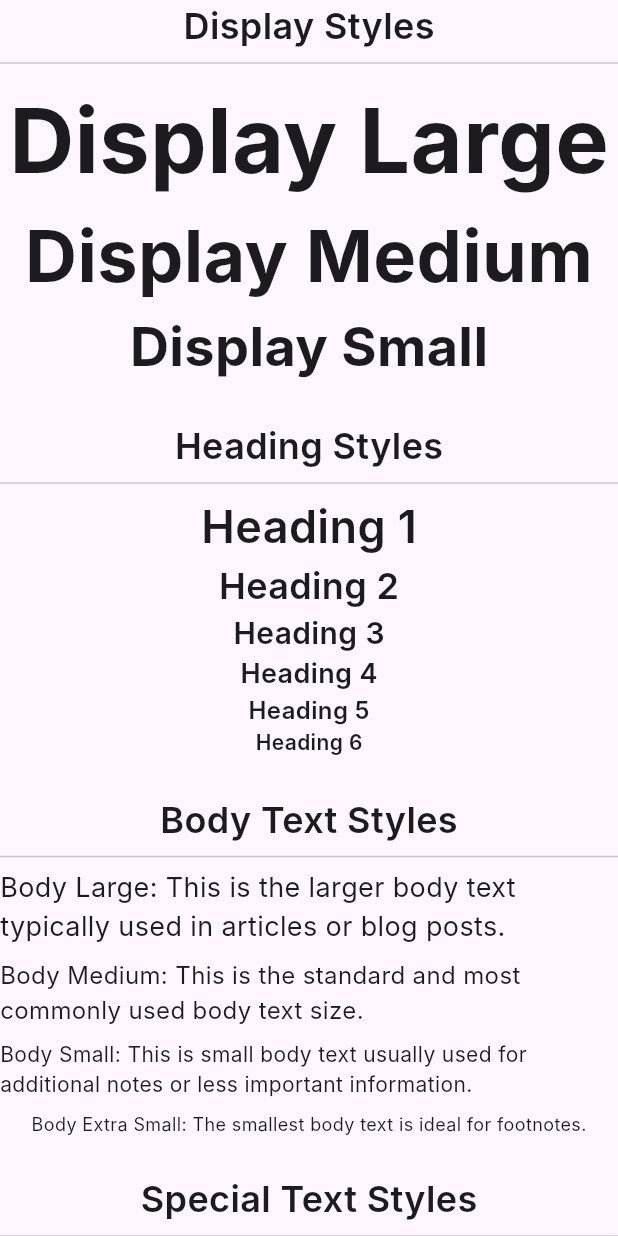
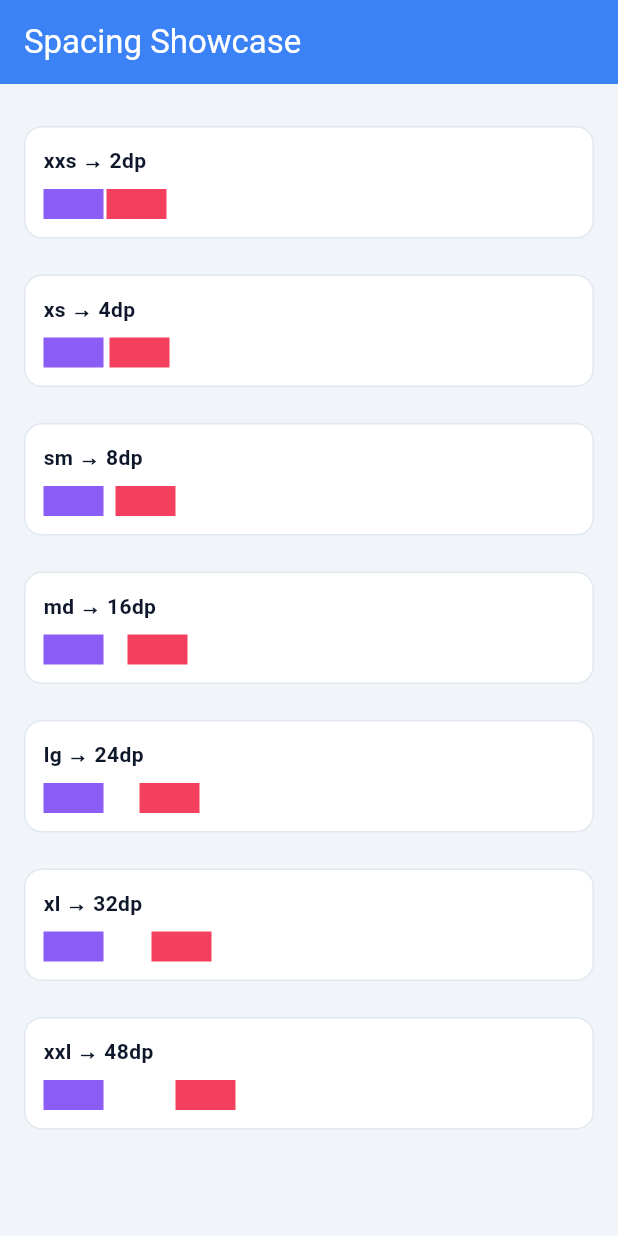
Before and after one commit to YusufErkamOzyer/aero, a Flutter app: the screen it shows after launch, on a phone screen of 412 x 824 dp. Run offline on Flutter 3.47's test engine with Material 3 defaults, Android fonts, the phone set to English and light mode, and no system bars; Roboto replaces fonts that are missing (Inter).

Commit message:
Spaces are implemented and tested

```diff
--- a/aeroui/example/lib/main.dart
+++ b/aeroui/example/lib/main.dart
@@ -1,4 +1,3 @@
-import 'package:aeroui/utils/typography.dart';
 import 'package:flutter/material.dart';
 import 'package:aeroui/aeroui.dart';
 
@@ -20,74 +19,66 @@ class AeroExample extends StatelessWidget {
 
   @override
   Widget build(BuildContext context) {
+    final spacings = [
+      ("xxs", context.spacing.xxs),
+      ("xs", context.spacing.xs),
+      ("sm", context.spacing.sm),
+      ("md", context.spacing.md),
+      ("lg", context.spacing.lg),
+      ("xl", context.spacing.xl),
+      ("xxl", context.spacing.xxl),
+    ];
     return Scaffold(
-      body: Center(
-        child: SingleChildScrollView(
+      backgroundColor: ColorConstants.background,
+      appBar: AppBar(
+        title: const Text("Spacing Showcase"),
+        backgroundColor: ColorConstants.primary,
+        foregroundColor: Colors.white,
+      ),
+      body: ListView.builder(
+        padding: const EdgeInsets.all(16),
+        itemCount: spacings.length,
+        itemBuilder: (context, index) {
+          final (name, value) = spacings[index];
+
+          return Container(
+            margin: const EdgeInsets.symmetric(vertical: 12),
+            padding: const EdgeInsets.all(12),
+            decoration: BoxDecoration(
+              color: ColorConstants.surface,
+              border: Border.all(color: ColorConstants.border),
+              borderRadius: BorderRadius.circular(12),
+            ),
             child: Column(
+              crossAxisAlignment: CrossAxisAlignment.start,
               children: [
-              Text("Display Styles", style: AeroTypography.h2),
-              Divider(),
-              Text('Display Large', style: AeroTypography.displayLarge),
-              Text('Display Medium', style: AeroTypography.displayMedium),
-              Text('Display Small', style: AeroTypography.displaySmall),
-              SizedBox(height: 24),
-
-              Text("Heading Styles", style: AeroTypography.h2),
-              Divider(),
-              Text('Heading 1', style: AeroTypography.h1),
-              Text('Heading 2', style: AeroTypography.h2),
-              Text('Heading 3', style: AeroTypography.h3),
-              Text('Heading 4', style: AeroTypography.h4),
-              Text('Heading 5', style: AeroTypography.h5),
-              Text('Heading 6', style: AeroTypography.h6),
-              SizedBox(height: 24),
-
-              Text("Body Text Styles", style: AeroTypography.h2),
-              Divider(),
                 Text(
-                'Body Large: This is the larger body text typically used in articles or blog posts.',
-                style: AeroTypography.bodyLarge,
+                  "$name → ${value.toStringAsFixed(0)}dp",
+                  style: const TextStyle(
+                    fontWeight: FontWeight.bold,
+                    color: ColorConstants.textPrimary,
                   ),
-              SizedBox(height: 8),
-              Text(
-                'Body Medium: This is the standard and most commonly used body text size.',
-                style: AeroTypography.bodyMedium,
                 ),
-              SizedBox(height: 8),
-              Text(
-                'Body Small: This is small body text usually used for additional notes or less important information.',
-                style: AeroTypography.bodySmall,
+                const SizedBox(height: 8),
+                Row(
+                  children: [
+                    Container(
+                      width: 40,
+                      height: 20,
+                      color: ColorConstants.secondary,
                     ),
-              SizedBox(height: 8),
-              Text(
-                'Body Extra Small: The smallest body text is ideal for footnotes.',
-                style: AeroTypography.bodyExtraSmall,
+                    SizedBox(width: value),
+                    Container(
+                      width: 40,
+                      height: 20,
+                      color: ColorConstants.error,
                     ),
-              SizedBox(height: 24),
-
-              Text("Special Text Styles", style: AeroTypography.h2),
-              Divider(),
-              Text('LABEL UPPERCASE', style: AeroTypography.labelUppercase),
-              const SizedBox(height: 8),
-              Text('This is a caption.', style: AeroTypography.caption),
-              const SizedBox(height: 8),
-              Text('This is a helper text.', style: AeroTypography.helper),
-              const SizedBox(height: 16),
-              Text('This is a link', style: AeroTypography.link),
-              const SizedBox(height: 8),
-              Text(
-                'This is an error message.',
-                style: AeroTypography.errorMessage,
-              ),
-              const SizedBox(height: 16),
-
-              Text("Data Styles", style: AeroTypography.h2),
-              const Divider(),
-              Text('₺1,234.56', style: AeroTypography.price),
-              Text('€45.99', style: AeroTypography.currency),
                   ],
                 ),
+              ],
             ),
+          );
+        },
       ),
     );
   }
--- a/aeroui/lib/aeroui.dart
+++ b/aeroui/lib/aeroui.dart
@@ -2,3 +2,4 @@ library aeroui;
 
 export 'utils/color_constants.dart';
 export 'utils/typography.dart';
+export 'utils/spaces.dart';
--- /dev/null
+++ b/aeroui/lib/utils/spaces.dart
@@ -0,0 +1,43 @@
+import 'package:flutter/material.dart';
+
+extension AeroSpacingExt on BuildContext {
+  _AeroSpacing get spacing => _AeroSpacing(this);
+}
+
+class _AeroSpacing {
+  final BuildContext context;
+  _AeroSpacing(this.context);
+
+  double get _scale {
+    final width = MediaQuery.of(context).size.width;
+    if (width < 360) return 0.9;
+    return 1.0;
+  }
+
+  double get none => 0 * _scale;
+  double get xxs => 2 * _scale;
+  double get xs => 4 * _scale;
+  double get sm => 8 * _scale;
+  double get md => 16 * _scale;
+  double get lg => 24 * _scale;
+  double get xl => 32 * _scale;
+  double get xxl => 48 * _scale;
+
+  SizedBox get noneV => SizedBox(height: none);
+  SizedBox get xxsV => SizedBox(height: xxs);
+  SizedBox get xsV => SizedBox(height: xs);
+  SizedBox get smV => SizedBox(height: sm);
+  SizedBox get mdV => SizedBox(height: md);
+  SizedBox get lgV => SizedBox(height: lg);
+  SizedBox get xlV => SizedBox(height: xl);
+  SizedBox get xxlV => SizedBox(height: xxl);
+
+  SizedBox get noneH => SizedBox(width: none);
+  SizedBox get xxsH => SizedBox(width: xxs);
+  SizedBox get xsH => SizedBox(width: xs);
+  SizedBox get smH => SizedBox(width: sm);
+  SizedBox get mdH => SizedBox(width: md);
+  SizedBox get lgH => SizedBox(width: lg);
+  SizedBox get xlH => SizedBox(width: xl);
+  SizedBox get xxlH => SizedBox(width: xxl);
+}
```
Lines whose indentation alone changed are shown as unchanged.
